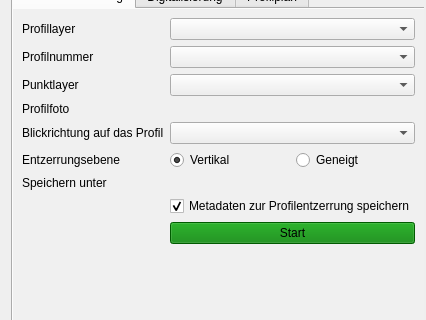
Before: the Qt Designer form t2g_arch_dockwidget_base.ui in Landesamt-fuer-Archaeologie-Sachsen/Tachy2GIS_arch, drawn with Qt 5; both pictures show x 0 to 426 and y 230 to 550 of the 426 by 937 pixel window.
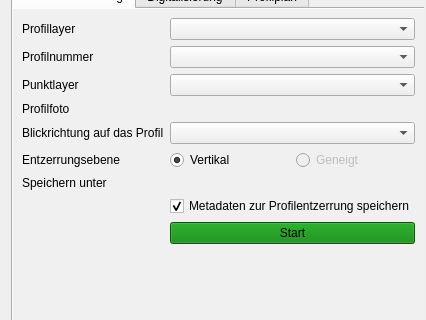
After: the same form once the commit is applied. The open tabs and pages were chosen to show the change. Icons and pictures are not drawn. Custom widgets are drawn as their Qt base class.

Diff of the .ui file:
```diff
--- a/t2g_arch_dockwidget_base.ui
+++ b/t2g_arch_dockwidget_base.ui
@@ -2,6 +2,9 @@
 <ui version="4.0">
  <class>T2G_ArchDockWidgetBase</class>
  <widget class="QDockWidget" name="T2G_ArchDockWidgetBase">
+  <property name="enabled">
+   <bool>true</bool>
+  </property>
   <property name="geometry">
    <rect>
     <x>0</x>
@@ -18,7 +21,7 @@
   </property>
   <property name="minimumSize">
    <size>
-    <width>198</width>
+    <width>200</width>
     <height>662</height>
    </size>
   </property>
@@ -39,12 +42,15 @@
   </property>
   <widget class="QWidget" name="dockWidgetContents">
    <property name="sizePolicy">
-    <sizepolicy hsizetype="Expanding" vsizetype="Expanding">
+    <sizepolicy hsizetype="Preferred" vsizetype="Preferred">
      <horstretch>0</horstretch>
      <verstretch>0</verstretch>
     </sizepolicy>
    </property>
    <layout class="QGridLayout" name="gridLayout">
+    <property name="sizeConstraint">
+     <enum>QLayout::SetDefaultConstraint</enum>
+    </property>
     <property name="leftMargin">
      <number>2</number>
     </property>
@@ -2136,14 +2142,23 @@
         <rect>
          <x>0</x>
          <y>0</y>
-         <width>395</width>
-         <height>371</height>
+         <width>422</width>
+         <height>607</height>
         </rect>
        </property>
+       <property name="sizePolicy">
+        <sizepolicy hsizetype="Preferred" vsizetype="Preferred">
+         <horstretch>0</horstretch>
+         <verstretch>0</verstretch>
+        </sizepolicy>
+       </property>
        <attribute name="label">
         <string>Profile</string>
        </attribute>
        <layout class="QVBoxLayout" name="verticalLayout_4">
+        <property name="sizeConstraint">
+         <enum>QLayout::SetDefaultConstraint</enum>
+        </property>
         <item>
          <widget class="QTabWidget" name="profileMainTabWidget">
           <property name="sizePolicy">
@@ -2231,6 +2246,9 @@
               </item>
               <item>
                <widget class="QRadioButton" name="radioDirectionOriginal">
+                <property name="enabled">
+                 <bool>false</bool>
+                </property>
                 <property name="text">
                  <string>Geneigt</string>
                 </property>
```
Left out of the diff: 144 changed lines with no effect on the pictures.
